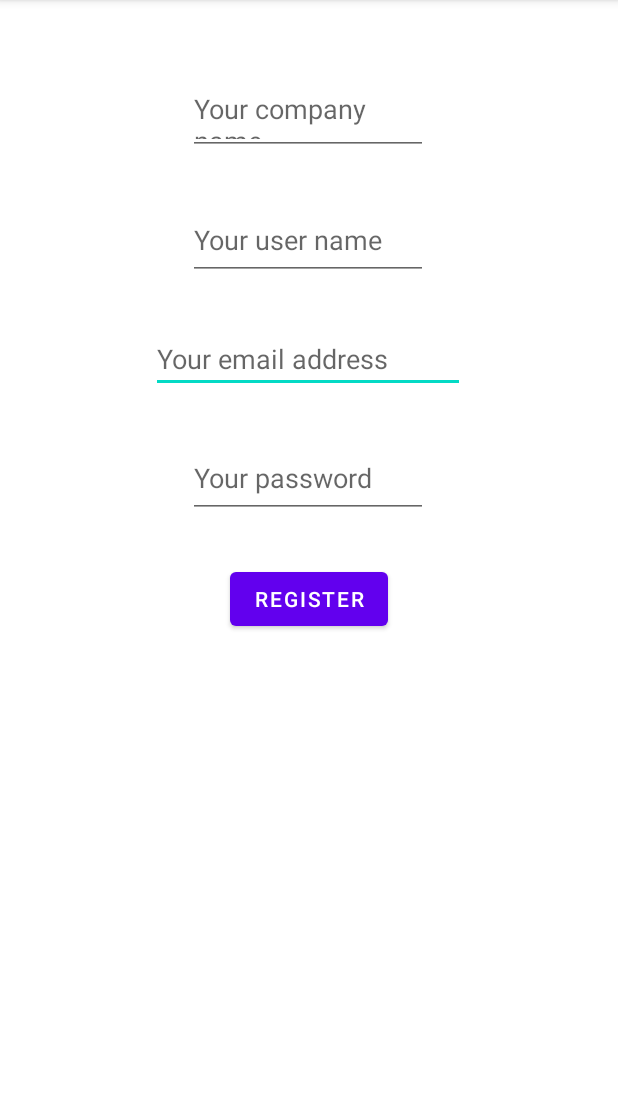
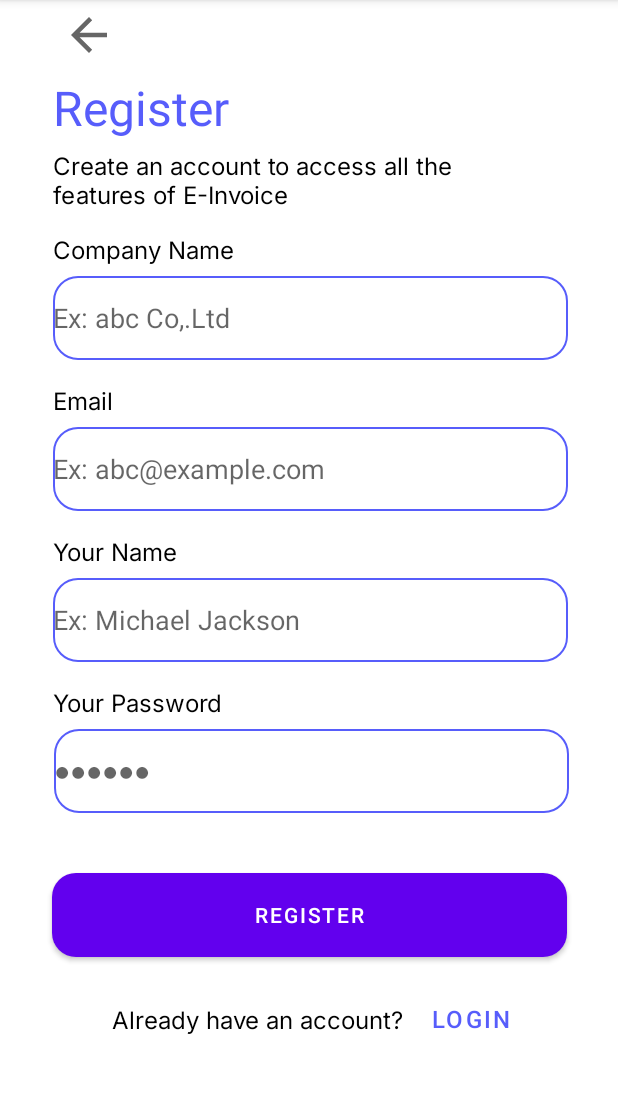
Before and after one commit to Allissson/INFS3605_Einvoice, an Android app: the RegisterActivity screen opened directly, with no data from a screen before it, on a phone screen of 412 x 824 dp, the part 84-1177 px from its top. Run offline under Robolectric (Android 15) with nearby library versions, the phone set to English and light mode, and no system bars; our stand-ins replace Firebase (no records; nobody signed in at launch, a user with empty details on screens opened directly).

Commit message:
Register Update

```diff
--- /dev/null
+++ b/app/src/main/res/drawable/ic_baseline_arrow_back_24.xml
@@ -0,0 +1,11 @@
+<vector xmlns:android="http://schemas.android.com/apk/res/android"
+    android:width="24dp"
+    android:height="24dp"
+    android:viewportWidth="24"
+    android:viewportHeight="24"
+    android:tint="?attr/colorControlNormal"
+    android:autoMirrored="true">
+  <path
+      android:fillColor="@android:color/white"
+      android:pathData="M20,11H7.83l5.59,-5.59L12,4l-8,8 8,8 1.41,-1.41L7.83,13H20v-2z"/>
+</vector>
--- a/app/src/main/res/layout/activity_register.xml
+++ b/app/src/main/res/layout/activity_register.xml
@@ -6,60 +6,168 @@
     android:layout_height="match_parent"
     tools:context=".RegisterActivity">
 
-    <EditText
-        android:id="@+id/email"
-        android:layout_width="209dp"
-        android:layout_height="45dp"
-        android:layout_marginTop="30dp"
-        android:hint="Your email address"
-        app:layout_constraintEnd_toEndOf="parent"
-        app:layout_constraintHorizontal_bias="0.498"
-        app:layout_constraintStart_toStartOf="parent"
-        app:layout_constraintTop_toBottomOf="@+id/username" />
+    <TextView
+        android:id="@+id/textView12"
+        android:layout_width="200dp"
+        android:layout_height="24dp"
+        android:layout_marginTop="12dp"
+        android:fontFamily="@font/inter"
+        android:text="Company Name"
+        android:textColor="#000000"
+        android:textFontWeight="400"
+        android:textSize="16dp"
+        app:layout_constraintStart_toStartOf="@+id/textView8"
+        app:layout_constraintTop_toBottomOf="@+id/textView8" />
 
     <EditText
         android:id="@+id/companyName"
-        android:layout_width="160dp"
-        android:layout_height="53dp"
+        android:layout_width="343dp"
+        android:layout_height="56dp"
+        android:layout_marginTop="5dp"
+        android:background="@drawable/login_border"
+        android:hint="Ex: abc Co,.Ltd"
+        app:layout_constraintStart_toStartOf="@+id/textView10"
+        app:layout_constraintTop_toBottomOf="@+id/textView12" />
+
+    <TextView
+        android:id="@+id/textView11"
+        android:layout_width="200dp"
+        android:layout_height="24dp"
+        android:layout_marginTop="15dp"
+        android:fontFamily="@font/inter"
+        android:text="Your Password"
+        android:textColor="#000000"
+        android:textFontWeight="400"
+        android:textSize="16dp"
+        app:layout_constraintStart_toStartOf="@+id/username"
+        app:layout_constraintTop_toBottomOf="@+id/username" />
+
+    <TextView
+        android:id="@+id/textView10"
+        android:layout_width="40dp"
+        android:layout_height="24dp"
+        android:layout_marginTop="15dp"
+        android:fontFamily="@font/inter"
+        android:text="Email"
+        android:textColor="#000000"
+        android:textFontWeight="400"
+        android:textSize="16dp"
+        app:layout_constraintStart_toStartOf="@+id/textView8"
+        app:layout_constraintTop_toBottomOf="@+id/companyName" />
+
+    <TextView
+        android:id="@+id/textView9"
+        android:layout_width="200dp"
+        android:layout_height="24dp"
+        android:layout_marginTop="15dp"
+        android:fontFamily="@font/inter"
+        android:text="Your Name"
+        android:textColor="#000000"
+        android:textFontWeight="400"
+        android:textSize="16dp"
+        app:layout_constraintStart_toStartOf="@+id/email"
+        app:layout_constraintTop_toBottomOf="@+id/email" />
+
+    <TextView
+        android:id="@+id/textView8"
+        android:layout_width="286dp"
+        android:layout_height="44dp"
+        android:layout_marginTop="5dp"
+        android:fontFamily="@font/inter"
+        android:text="Create an account to access all the  features of E-Invoice"
+        android:textColor="#000000"
+        android:textFontWeight="400"
+        android:textSize="16dp"
+        app:layout_constraintStart_toStartOf="@+id/textView7"
+        app:layout_constraintTop_toBottomOf="@+id/textView7" />
+
+    <TextView
+        android:id="@+id/textView7"
+        android:layout_width="wrap_content"
+        android:layout_height="wrap_content"
+        android:layout_marginStart="35dp"
+        android:layout_marginLeft="35dp"
         android:layout_marginTop="50dp"
-        android:hint="Your company name"
-        app:layout_constraintEnd_toEndOf="parent"
-        app:layout_constraintHorizontal_bias="0.498"
+        android:text="Register"
+        android:textColor="#575DFB"
+        android:textFontWeight="700"
+        android:textSize="32dp"
         app:layout_constraintStart_toStartOf="parent"
         app:layout_constraintTop_toTopOf="parent" />
 
-    <EditText
-        android:id="@+id/username"
-        android:layout_width="160dp"
-        android:layout_height="53dp"
+    <Button
+        android:id="@+id/LoginTextView"
+        android:layout_width="wrap_content"
+        android:layout_height="wrap_content"
+        android:background="@color/transparent"
+        android:text="Login"
+        android:textColor="@color/purple"
+        android:textFontWeight="700"
+        android:textSize="16dp"
+        app:layout_constraintBottom_toBottomOf="@+id/textView6"
+        app:layout_constraintStart_toEndOf="@+id/textView6"
+        app:layout_constraintTop_toTopOf="@+id/textView6" />
+
+    <TextView
+        android:id="@+id/textView6"
+        android:layout_width="wrap_content"
+        android:layout_height="wrap_content"
+        android:layout_marginStart="40dp"
+        android:layout_marginLeft="40dp"
         android:layout_marginTop="30dp"
-        android:hint="Your user name"
+        android:fontFamily="@font/inter"
+        android:text="Already have an account?"
+        android:textColor="@color/black"
+        android:textFontWeight="400"
+        android:textSize="16dp"
+        app:layout_constraintStart_toStartOf="@+id/registerBtt"
+        app:layout_constraintTop_toBottomOf="@+id/registerBtt" />
+
+    <Button
+        android:id="@+id/registerBtt"
+        android:layout_width="343dp"
+        android:layout_height="56dp"
+        android:layout_marginTop="40dp"
+        android:background="@drawable/round_button"
+        android:capitalize="none"
+        android:text="Register"
+        android:textColorLink="#FFFFFF"
         app:layout_constraintEnd_toEndOf="parent"
-        app:layout_constraintHorizontal_bias="0.498"
         app:layout_constraintStart_toStartOf="parent"
-        app:layout_constraintTop_toBottomOf="@+id/companyName" />
+        app:layout_constraintTop_toBottomOf="@+id/forgot_email" />
 
     <EditText
         android:id="@+id/forgot_email"
-        android:layout_width="160dp"
-        android:layout_height="53dp"
-        android:layout_marginTop="30dp"
-        android:hint="Your password"
-        android:inputType="textPassword"
+        android:layout_width="343dp"
+        android:layout_height="56dp"
+        android:layout_marginTop="5dp"
+        android:layout_marginEnd="32dp"
+        android:layout_marginRight="32dp"
+        android:background="@drawable/login_border"
+        android:hint="●●●●●●"
         app:layout_constraintEnd_toEndOf="parent"
-        app:layout_constraintHorizontal_bias="0.498"
-        app:layout_constraintStart_toStartOf="parent"
-        app:layout_constraintTop_toBottomOf="@+id/email" />
+        app:layout_constraintStart_toStartOf="@+id/textView11"
+        app:layout_constraintTop_toBottomOf="@+id/textView11" />
 
-    <Button
-        android:id="@+id/registerBtt"
-        android:layout_width="wrap_content"
-        android:layout_height="wrap_content"
-        android:layout_marginTop="30dp"
-        android:text="Register"
-        app:layout_constraintEnd_toEndOf="parent"
-        app:layout_constraintStart_toStartOf="parent"
-        app:layout_constraintTop_toBottomOf="@+id/forgot_email" />
+    <EditText
+        android:id="@+id/username"
+        android:layout_width="343dp"
+        android:layout_height="56dp"
+        android:layout_marginTop="5dp"
+        android:background="@drawable/login_border"
+        android:hint="Ex: Michael Jackson"
+        app:layout_constraintStart_toStartOf="@+id/textView9"
+        app:layout_constraintTop_toBottomOf="@+id/textView9" />
+
+    <EditText
+        android:id="@+id/email"
+        android:layout_width="343dp"
+        android:layout_height="56dp"
+        android:layout_marginTop="5dp"
+        android:background="@drawable/login_border"
+        android:hint="Ex: abc@example.com"
+        app:layout_constraintStart_toStartOf="@+id/textView10"
+        app:layout_constraintTop_toBottomOf="@+id/textView10" />
 
     <ProgressBar
         android:id="@+id/regProgressBar"
@@ -72,5 +180,16 @@
         app:layout_constraintStart_toStartOf="parent"
         app:layout_constraintTop_toTopOf="parent" />
 
+    <ImageView
+        android:id="@+id/ReturnImageView"
+        android:layout_width="48dp"
+        android:layout_height="36dp"
+        android:layout_marginStart="35dp"
+        android:layout_marginLeft="35dp"
+        android:layout_marginTop="5dp"
+        app:layout_constraintStart_toStartOf="parent"
+        app:layout_constraintTop_toTopOf="parent"
+        app:srcCompat="@drawable/ic_baseline_arrow_back_24" />
+
 
 </androidx.constraintlayout.widget.ConstraintLayout>
```
